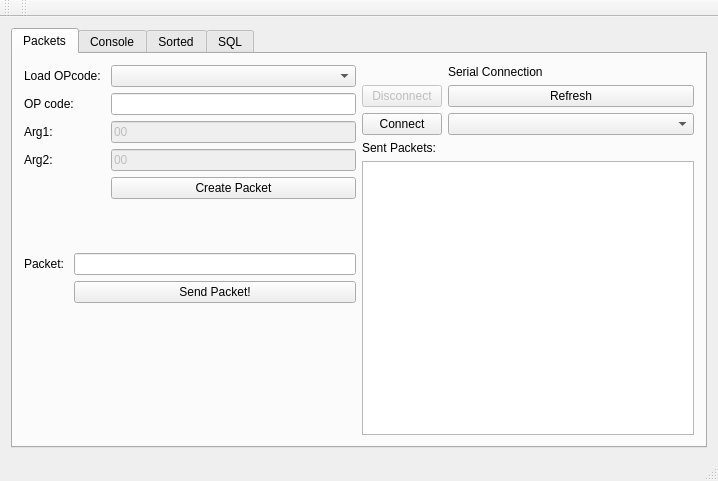
The window that train_rec/mainwindow.ui (ctag/cpe453) describes before a commit, drawn with Qt 5.
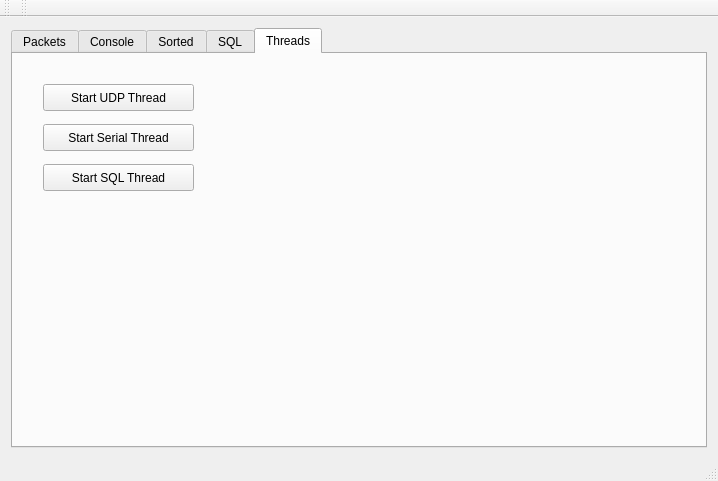
The same window after the commit.

Commit message: added debugging timestamps and fixed thread initialization

Diff of the .ui file:
```diff
--- a/train_rec/mainwindow.ui
+++ b/train_rec/mainwindow.ui
@@ -18,7 +18,7 @@
     <item>
      <widget class="QTabWidget" name="tabWidget">
       <property name="currentIndex">
-       <number>0</number>
+       <number>4</number>
       </property>
       <widget class="QWidget" name="tab_packets">
        <attribute name="title">
@@ -464,6 +464,53 @@
         </item>
        </layout>
       </widget>
+      <widget class="QWidget" name="tab">
+       <attribute name="title">
+        <string>Threads</string>
+       </attribute>
+       <widget class="QPushButton" name="pushButton_thread_beginUDP">
+        <property name="geometry">
+         <rect>
+          <x>30</x>
+          <y>30</y>
+          <width>151</width>
+          <height>27</height>
+         </rect>
+        </property>
+        <property name="text">
+         <string>Start UDP Thread</string>
+        </property>
+       </widget>
+       <widget class="QPushButton" name="pushButton_thread_beginSerial">
+        <property name="geometry">
+         <rect>
+          <x>30</x>
+          <y>70</y>
+          <width>151</width>
+          <height>27</height>
+         </rect>
+        </property>
+        <property name="focusPolicy">
+         <enum>Qt::StrongFocus</enum>
+        </property>
+        <property name="text">
+         <string>Start Serial Thread</string>
+        </property>
+       </widget>
+       <widget class="QPushButton" name="pushButton_thread_beginSQL">
+        <property name="geometry">
+         <rect>
+          <x>30</x>
+          <y>110</y>
+          <width>151</width>
+          <height>27</height>
+         </rect>
+        </property>
+        <property name="text">
+         <string>Start SQL Thread</string>
+        </property>
+       </widget>
+      </widget>
      </widget>
     </item>
    </layout>
```
Left out of the diff: 2 changed lines with no effect on the pictures. The commit also changes 16 other files.
